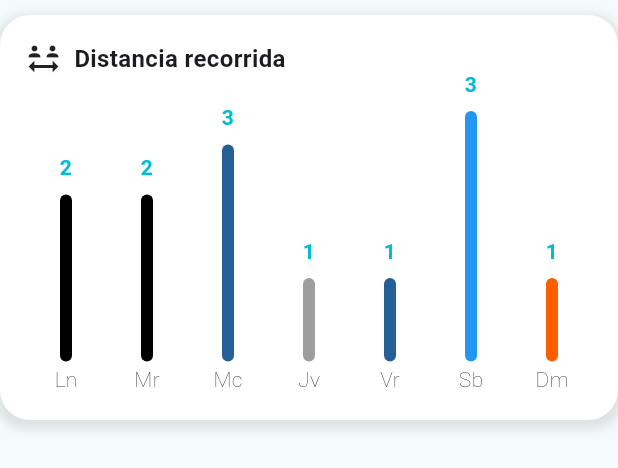
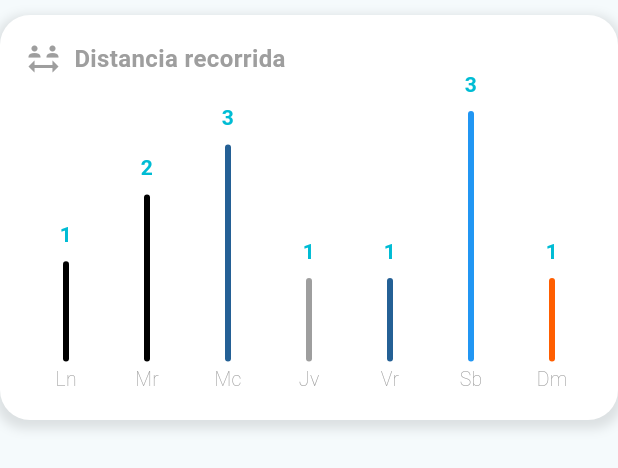
Before and after one commit to DenisCuenca/PedalPal, a Flutter app: the ChartCard widget shown alone on an empty page, opened directly, on a phone screen of 412 x 824 dp. Shown: the top 468 px of the screen. Run offline on Flutter 3.47's test engine with Material 3 defaults, Android fonts, the phone set to English and light mode, and no system bars; drawn by our look-alikes of fl_chart; our stand-ins replace firebase_auth, firebase_core, flutter_map, geolocator, google_fonts, latlong2; missing offline and left inert: molten_navigationbar_flutter, qrscan; accounts and stored records are empty; Roboto replaces fonts that are missing (Mohave).

Commit message:
stadistics page created

```diff
--- a/lib/pages/dashboard/components/barChart.dart
+++ b/lib/pages/dashboard/components/barChart.dart
@@ -1,5 +1,3 @@
-import 'dart:html';
-
 import 'package:fl_chart/fl_chart.dart';
 import 'package:flutter/material.dart';
 
--- a/lib/pages/stadistics/components/barchart.dart
+++ b/lib/pages/stadistics/components/barchart.dart
@@ -63,12 +63,11 @@ BarTouchData get batTouchData => BarTouchData(
           return BarTooltipItem(rod.toY.round().toString(),
               const TextStyle(color: Colors.cyan, fontWeight: FontWeight.bold));
         }));
-
 Widget getTitles(double value, TitleMeta meta) {
   final style = const TextStyle(
-    color: Colors.black,
+    color: Colors.grey,
     fontWeight: FontWeight.w100,
-    fontSize: 14,
+    fontSize: 13,
   );
   String text;
   switch (value.toInt()) {
@@ -138,33 +137,39 @@ FlBorderData get borderData => FlBorderData(show: false);
 
 List<BarChartGroupData> get barGroups => [
       BarChartGroupData(
-          x: 0,
-          barRods: [BarChartRodData(toY: 2, color: Colors.black)],
-          showingTooltipIndicators: [0]),
+        x: 0,
+        barRods: [
+          BarChartRodData(toY: 1.2, color: Colors.black, width: 4),
+        ],
+        showingTooltipIndicators: [0],
+      ),
       BarChartGroupData(
           x: 1,
-          barRods: [BarChartRodData(toY: 2, color: Colors.black)],
+          barRods: [BarChartRodData(toY: 2, color: Colors.black, width: 4)],
           showingTooltipIndicators: [0]),
       BarChartGroupData(x: 2, barRods: [
-        BarChartRodData(toY: 2.6, color: Color.fromARGB(255, 36, 96, 149))
+        BarChartRodData(
+            toY: 2.6, color: Color.fromARGB(255, 36, 96, 149), width: 4)
       ], showingTooltipIndicators: [
         0
       ]),
       BarChartGroupData(
           x: 3,
-          barRods: [BarChartRodData(toY: 1, color: Colors.grey)],
+          barRods: [BarChartRodData(toY: 1, color: Colors.grey, width: 4)],
           showingTooltipIndicators: [0]),
       BarChartGroupData(x: 4, barRods: [
-        BarChartRodData(toY: 1, color: Color.fromARGB(255, 36, 96, 149))
+        BarChartRodData(
+            toY: 1, color: Color.fromARGB(255, 36, 96, 149), width: 4)
       ], showingTooltipIndicators: [
         0
       ]),
       BarChartGroupData(
           x: 5,
-          barRods: [BarChartRodData(toY: 3, color: Colors.blue)],
+          barRods: [BarChartRodData(toY: 3, color: Colors.blue, width: 4)],
           showingTooltipIndicators: [0]),
       BarChartGroupData(x: 6, barRods: [
-        BarChartRodData(toY: 1, color: Color.fromARGB(255, 255, 94, 0))
+        BarChartRodData(
+            toY: 1, color: Color.fromARGB(255, 255, 94, 0), width: 4)
       ], showingTooltipIndicators: [
         0
       ]),
--- a/lib/pages/stadistics/components/chartCard.dart
+++ b/lib/pages/stadistics/components/chartCard.dart
@@ -29,10 +29,16 @@ class ChartCard extends StatelessWidget {
           children: [
             Row(
               children: [
-                Icon(Icons.social_distance),
+                Icon(
+                  Icons.social_distance,
+                  color: Colors.grey,
+                ),
                 Text(
                   "  Distancia recorrida",
-                  style: TextStyle(fontSize: 16, fontWeight: FontWeight.bold),
+                  style: TextStyle(
+                      fontSize: 16,
+                      color: Colors.grey,
+                      fontWeight: FontWeight.bold),
                 ),
               ],
             ),
--- a/lib/pages/stadistics/stadistics.dart
+++ b/lib/pages/stadistics/stadistics.dart
@@ -28,9 +28,12 @@ class Stadistics extends StatelessWidget {
               ),
           Expanded(
             child: ListView(
-              padding: EdgeInsets.all(5),
+              padding: const EdgeInsets.all(5),
+              // ignore: prefer_const_literals_to_create_immutables
               children: [
-                // ChartCard(),
+                const ChartCard(),
+                const ChartCard(),
+                const ChartCard(),
                 // MyLineChart(),
                 // ChartCard(),
                 // ChartCard(),
```
